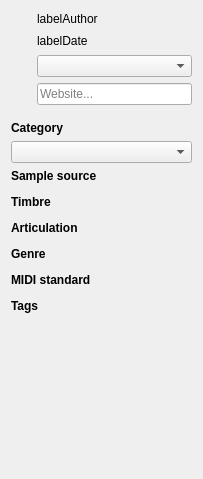
First picture: the form in sources/repository/soundfont/editor/soundfonteditorleft.ui, repository davy7125/polyphone, before the edit.
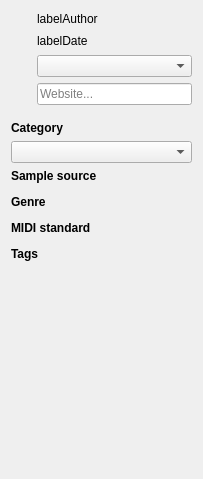
Second picture: the form after the edit. Custom widgets are drawn as their Qt base class.

Commit message: no more articulation / timbre

Diff of the .ui file:
```diff
--- a/sources/repository/soundfont/editor/soundfonteditorleft.ui
+++ b/sources/repository/soundfont/editor/soundfonteditorleft.ui
@@ -24,19 +24,6 @@
      </property>
     </widget>
    </item>
-   <item row="9" column="0" colspan="2">
-    <widget class="QLabel" name="labelTimbre">
-     <property name="font">
-      <font>
-       <weight>75</weight>
-       <bold>true</bold>
-      </font>
-     </property>
-     <property name="text">
-      <string>Timbre</string>
-     </property>
-    </widget>
-   </item>
    <item row="0" column="1">
     <widget class="QLabel" name="labelAuthor">
      <property name="text">
@@ -50,7 +37,7 @@
    <item row="8" column="0" colspan="2">
     <widget class="FilterFlow" name="filterSampleSource" native="true"/>
    </item>
-   <item row="13" column="0" colspan="2">
+   <item row="9" column="0" colspan="2">
     <widget class="QLabel" name="labelGenre">
      <property name="font">
       <font>
@@ -82,26 +69,13 @@
      </property>
     </widget>
    </item>
-   <item row="11" column="0" colspan="2">
-    <widget class="QLabel" name="labelArticulation">
-     <property name="font">
-      <font>
-       <weight>75</weight>
-       <bold>true</bold>
-      </font>
-     </property>
-     <property name="text">
-      <string>Articulation</string>
-     </property>
-    </widget>
-   </item>
-   <item row="14" column="0" colspan="2">
+   <item row="10" column="0" colspan="2">
     <widget class="FilterFlow" name="filterGenre" native="true"/>
    </item>
    <item row="18" column="0" colspan="2">
     <widget class="FilterTag" name="filterTag" native="true"/>
    </item>
-   <item row="17" column="0" colspan="2">
+   <item row="13" column="0" colspan="2">
     <widget class="QLabel" name="labelTags">
      <property name="font">
       <font>
@@ -198,10 +172,7 @@
      </property>
     </widget>
    </item>
-   <item row="10" column="0" colspan="2">
-    <widget class="FilterFlow" name="filterTimbre" native="true"/>
-   </item>
-   <item row="19" column="0">
+   <item row="15" column="0">
     <spacer name="verticalSpacer">
      <property name="orientation">
       <enum>Qt::Vertical</enum>
@@ -233,7 +204,7 @@
      </property>
     </widget>
    </item>
-   <item row="15" column="0" colspan="2">
+   <item row="11" column="0" colspan="2">
     <widget class="QLabel" name="labelMidiStandard">
      <property name="font">
       <font>
```
Left out of the diff: 7 changed lines with no effect on the pictures. The commit also changes 24 other files.
